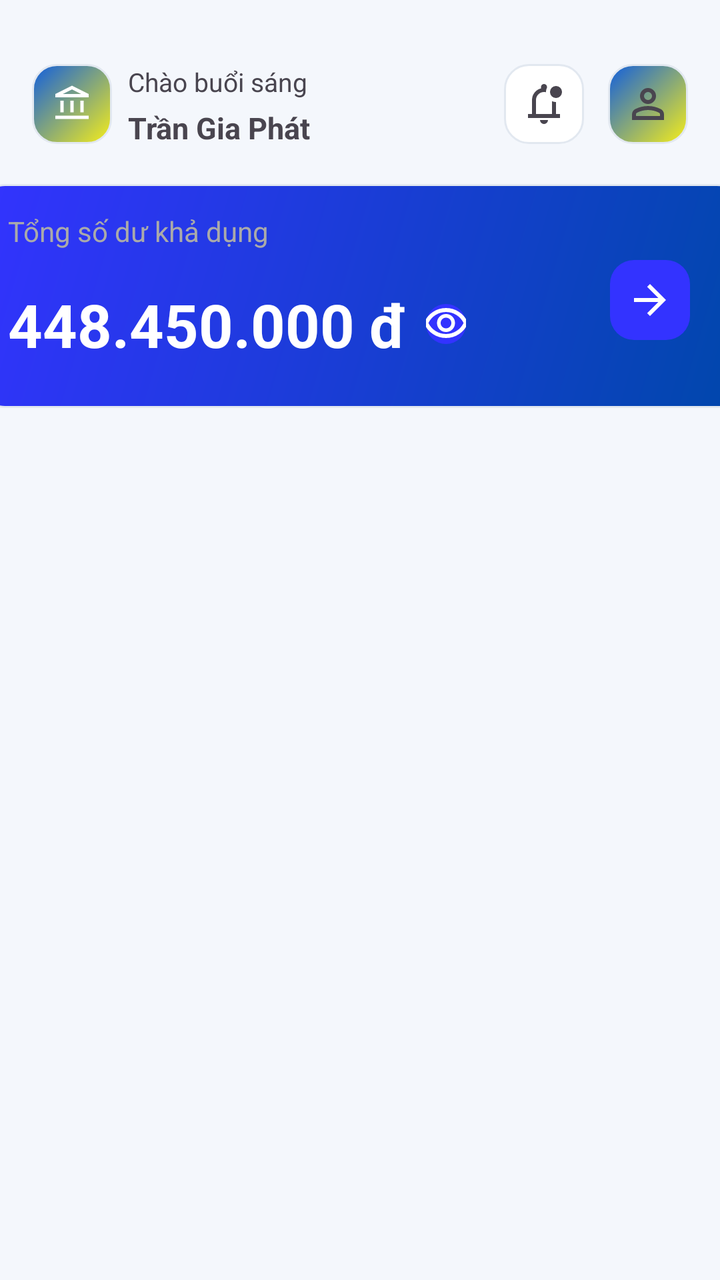
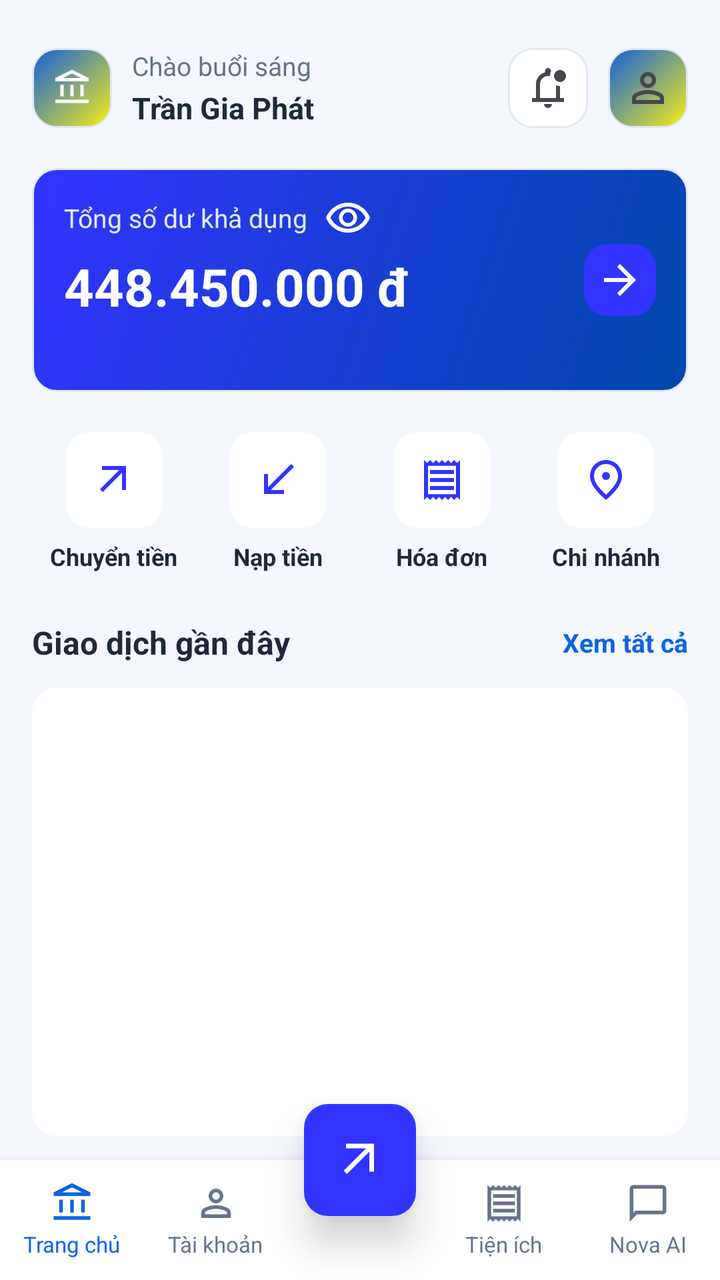

An Android layout rendered at two revisions. The XML below is the earlier revision; the diff shows what the commit changed to produce the second picture.
<!-- AndroidManifest.xml: application theme Theme.Industrial_and_Commercial_Bank_of_TDTU -->
<!-- res/layout/activity_home.xml -->
<?xml version="1.0" encoding="utf-8"?>
<androidx.constraintlayout.widget.ConstraintLayout xmlns:android="http://schemas.android.com/apk/res/android"
    xmlns:app="http://schemas.android.com/apk/res-auto"
    xmlns:tools="http://schemas.android.com/tools"
    android:id="@+id/main"
    android:layout_width="match_parent"
    android:layout_height="match_parent"
    tools:context=".HomeActivity"
    android:background="#F4F7FC">

    <ImageView
        android:id="@+id/imageView"
        android:layout_width="40dp"
        android:layout_height="40dp"
        android:layout_marginStart="16dp"
        android:layout_marginTop="32dp"
        android:background="@drawable/bg_logo_rounded"
        android:padding="10dp"
        app:layout_constraintStart_toStartOf="parent"
        app:layout_constraintTop_toTopOf="parent"
        app:srcCompat="@drawable/account_balance_24px" />

    <TextView
        android:id="@+id/textView8"
        android:layout_width="wrap_content"
        android:layout_height="wrap_content"
        android:layout_marginStart="8dp"
        android:layout_marginTop="32dp"
        android:text="Chào buổi sáng"
        android:textSize="13sp"
        app:layout_constraintStart_toEndOf="@+id/imageView"
        app:layout_constraintTop_toTopOf="parent" />

    <TextView
        android:id="@+id/txtName"
        android:layout_width="wrap_content"
        android:layout_height="wrap_content"
        android:layout_marginStart="8dp"
        android:layout_marginTop="4dp"
        android:text="Trần Gia Phát"
        android:textSize="15sp"
        android:textStyle="bold"
        app:layout_constraintStart_toEndOf="@+id/imageView"
        app:layout_constraintTop_toBottomOf="@+id/textView8" />

    <ImageButton
        android:id="@+id/imgProfile"
        android:layout_width="40dp"
        android:layout_height="40dp"
        android:layout_marginTop="32dp"
        android:layout_marginEnd="16dp"
        android:background="@drawable/bg_logo_rounded"
        android:padding="10dp"
        app:layout_constraintEnd_toEndOf="parent"
        app:layout_constraintTop_toTopOf="parent"
        app:srcCompat="@drawable/person_24px" />

    <ImageButton
        android:id="@+id/imgNoti"
        android:layout_width="40dp"
        android:layout_height="40dp"
        android:layout_marginTop="32dp"
        android:layout_marginEnd="12dp"
        android:background="@drawable/bg_input_rounded"
        android:padding="10dp"
        app:layout_constraintEnd_toStartOf="@+id/imgProfile"
        app:layout_constraintTop_toTopOf="parent"
        app:srcCompat="@drawable/notifications_unread_24px" />

    <androidx.constraintlayout.widget.ConstraintLayout
        android:id="@+id/constraintLayout"
        android:layout_width="381dp"
        android:layout_height="112dp"
        android:layout_marginStart="8dp"
        android:layout_marginTop="20dp"
        android:layout_marginEnd="8dp"
        android:background="@drawable/bg_balance"
        android:padding="10dp"
        app:layout_constraintEnd_toEndOf="parent"
        app:layout_constraintStart_toStartOf="parent"
        app:layout_constraintTop_toBottomOf="@+id/imageView">

        <TextView
            android:id="@+id/txtTitleBalance"
            android:layout_width="wrap_content"
            android:layout_height="wrap_content"
            android:layout_marginStart="4dp"
            android:layout_marginTop="4dp"
            android:text="Tổng số dư khả dụng"
            android:textColor="@android:color/darker_gray"
            app:layout_constraintStart_toStartOf="parent"
            app:layout_constraintTop_toTopOf="parent" />


        <TextView
            android:layout_width="wrap_content"
            android:layout_height="wrap_content"
            android:layout_marginStart="4dp"
            android:layout_marginTop="36dp"
            android:text="448.450.000 đ"
            android:textColor="@color/white"
            android:textSize="30sp"
            android:textStyle="bold"
            app:layout_constraintStart_toStartOf="parent"
            app:layout_constraintTop_toTopOf="@id/txtTitleBalance" />

        <ImageButton
            android:id="@+id/imgSee"
            android:layout_width="20dp"
            android:layout_height="20dp"
            android:layout_marginTop="50dp"
            android:layout_marginEnd="128dp"
            android:background="@drawable/bg_btn"
            android:padding="10dp"
            app:layout_constraintEnd_toEndOf="parent"
            app:layout_constraintTop_toTopOf="parent"
            app:srcCompat="@drawable/visibility_24px" />

        <ImageButton
            android:id="@+id/imgNext"
            android:layout_width="40dp"
            android:layout_height="40dp"
            android:layout_marginTop="28dp"
            android:layout_marginEnd="16dp"
            android:background="@drawable/bg_btn"
            android:padding="10dp"
            app:layout_constraintEnd_toEndOf="parent"
            app:layout_constraintTop_toTopOf="parent"
            app:srcCompat="@drawable/arrow_forward_24px" />

    </androidx.constraintlayout.widget.ConstraintLayout>


    <androidx.constraintlayout.widget.ConstraintLayout
        android:id="@+id/constraintLayout2"
        android:layout_width="381dp"
        android:layout_height="52dp"
        android:layout_marginStart="8dp"
        android:layout_marginTop="24dp"
        android:layout_marginEnd="8dp"
        android:background="#F4F7FC"
        android:padding="10dp"
        app:layout_constraintEnd_toEndOf="parent"
        app:layout_constraintHorizontal_bias="0.428"
        app:layout_constraintStart_toStartOf="parent"
        app:layout_constraintTop_toBottomOf="@+id/constraintLayout">


    </androidx.constraintlayout.widget.ConstraintLayout>




    <androidx.constraintlayout.widget.ConstraintLayout
        android:layout_width="match_parent"
        android:layout_height="54dp"
        android:layout_marginTop="579dp"
        android:background="@color/white"
        android:padding="10dp"
        app:layout_constraintEnd_toEndOf="parent"
        app:layout_constraintStart_toStartOf="parent"
        app:layout_constraintTop_toBottomOf="@+id/constraintLayout2">


        <ImageButton
            android:id="@+id/imageButton"
            android:layout_width="26dp"
            android:layout_height="29dp"
            android:layout_marginStart="16dp"
            android:layout_marginTop="4dp"
            app:layout_constraintStart_toStartOf="parent"
            app:layout_constraintTop_toTopOf="parent"
            app:srcCompact="@drawable/" />

        <ImageButton
            android:id="@+id/imageButton2"
            android:layout_width="wrap_content"
            android:layout_height="wrap_content"
            android:layout_marginStart="100dp"
            android:layout_marginTop="8dp"
            app:layout_constraintStart_toStartOf="parent"
            app:layout_constraintTop_toTopOf="parent" />

        <ImageButton
            android:layout_width="wrap_content"
            android:layout_height="wrap_content"
            android:layout_marginStart="196dp"
            android:layout_marginTop="4dp"
            app:layout_constraintStart_toEndOf="@+id/imageButton2"
            app:layout_constraintTop_toTopOf="parent" />

        <ImageButton
            android:layout_width="wrap_content"
            android:layout_height="wrap_content"
            android:layout_marginStart="156dp"
            android:layout_marginTop="8dp"
            app:layout_constraintStart_toEndOf="@+id/imageButton"
            app:layout_constraintTop_toTopOf="parent" />


    </androidx.constraintlayout.widget.ConstraintLayout>


</androidx.constraintlayout.widget.ConstraintLayout>
<!-- resources referenced by this layout -->
<resources>
  <color name="white">#FFFFFFFF</color>
  <!-- drawable bg_btn (drawable) -->
  <?xml version="1.0" encoding="utf-8"?>
  <shape xmlns:android="http://schemas.android.com/apk/res/android"
      android:shape="rectangle">
      
      <solid android:color="#3333FF" />
  
      
      <corners android:radius="12dp" />
  
  </shape>
  <!-- drawable bg_input_rounded (drawable) -->
  <?xml version="1.0" encoding="utf-8"?>
  <shape xmlns:android="http://schemas.android.com/apk/res/android"
      android:shape="rectangle">
      
      <solid android:color="#FFFFFF" />
  
      
      <corners android:radius="12dp" />
  
      
      <stroke
          android:width="1dp"
          android:color="#E2E8F0" />
  </shape>
  <style name="Theme.Industrial_and_Commercial_Bank_of_TDTU" parent="Base.Theme.Industrial_and_Commercial_Bank_of_TDTU" />
  <style name="Base.Theme.Industrial_and_Commercial_Bank_of_TDTU" parent="Theme.Material3.DayNight.NoActionBar">
          
          
      </style>
  <!-- unchanged entries left out for length: 7 -->
</resources>

<!-- the commit's change to res/layout/activity_home.xml (unified diff, before → after) -->
@@ -5,15 +5,16 @@
     android:id="@+id/main"
     android:layout_width="match_parent"
     android:layout_height="match_parent"
-    tools:context=".HomeActivity"
-    android:background="#F4F7FC">
-
+    android:background="#F4F7FC"
+    tools:context=".HomeActivity">
+
+    
     <ImageView
         android:id="@+id/imageView"
         android:layout_width="40dp"
         android:layout_height="40dp"
         android:layout_marginStart="16dp"
-        android:layout_marginTop="32dp"
+        android:layout_marginTop="24dp"
         android:background="@drawable/bg_logo_rounded"
         android:padding="10dp"
         app:layout_constraintStart_toStartOf="parent"
@@ -24,20 +25,21 @@
         android:id="@+id/textView8"
         android:layout_width="wrap_content"
         android:layout_height="wrap_content"
-        android:layout_marginStart="8dp"
-        android:layout_marginTop="32dp"
+        android:layout_marginStart="10dp"
         android:text="Chào buổi sáng"
+        android:textColor="#64748B"
         android:textSize="13sp"
         app:layout_constraintStart_toEndOf="@+id/imageView"
-        app:layout_constraintTop_toTopOf="parent" />
+        app:layout_constraintTop_toTopOf="@+id/imageView" />
 
     <TextView
         android:id="@+id/txtName"
         android:layout_width="wrap_content"
         android:layout_height="wrap_content"
-        android:layout_marginStart="8dp"
-        android:layout_marginTop="4dp"
+        android:layout_marginStart="10dp"
+        android:layout_marginTop="2dp"
         android:text="Trần Gia Phát"
+        android:textColor="#1E293B"
         android:textSize="15sp"
         android:textStyle="bold"
         app:layout_constraintStart_toEndOf="@+id/imageView"
@@ -47,35 +49,36 @@
         android:id="@+id/imgProfile"
         android:layout_width="40dp"
         android:layout_height="40dp"
-        android:layout_marginTop="32dp"
         android:layout_marginEnd="16dp"
         android:background="@drawable/bg_logo_rounded"
         android:padding="10dp"
-        app:layout_constraintEnd_toEndOf="parent"
-        app:layout_constraintTop_toTopOf="parent"
+        app:layout_constraintBottom_toBottomOf="@+id/imageView"
+        app:layout_constraintEnd_toEndOf="parent"
+        app:layout_constraintTop_toTopOf="@+id/imageView"
         app:srcCompat="@drawable/person_24px" />
 
     <ImageButton
         android:id="@+id/imgNoti"
         android:layout_width="40dp"
         android:layout_height="40dp"
-        android:layout_marginTop="32dp"
-        android:layout_marginEnd="12dp"
+        android:layout_marginEnd="10dp"
         android:background="@drawable/bg_input_rounded"
         android:padding="10dp"
+        app:layout_constraintBottom_toBottomOf="@+id/imgProfile"
         app:layout_constraintEnd_toStartOf="@+id/imgProfile"
-        app:layout_constraintTop_toTopOf="parent"
+        app:layout_constraintTop_toTopOf="@+id/imgProfile"
         app:srcCompat="@drawable/notifications_unread_24px" />
 
+    
     <androidx.constraintlayout.widget.ConstraintLayout
-        android:id="@+id/constraintLayout"
-        android:layout_width="381dp"
+        android:id="@+id/cardBalance"
+        android:layout_width="0dp"
         android:layout_height="112dp"
-        android:layout_marginStart="8dp"
+        android:layout_marginStart="16dp"
         android:layout_marginTop="20dp"
-        android:layout_marginEnd="8dp"
+        android:layout_marginEnd="16dp"
         android:background="@drawable/bg_balance"
-        android:padding="10dp"
+        android:padding="16dp"
         app:layout_constraintEnd_toEndOf="parent"
         app:layout_constraintStart_toStartOf="parent"
         app:layout_constraintTop_toBottomOf="@+id/imageView">
@@ -84,121 +87,338 @@
             android:id="@+id/txtTitleBalance"
             android:layout_width="wrap_content"
             android:layout_height="wrap_content"
-            android:layout_marginStart="4dp"
-            android:layout_marginTop="4dp"
             android:text="Tổng số dư khả dụng"
-            android:textColor="@android:color/darker_gray"
+            android:textColor="#E2E8F0"
+            android:textSize="13sp"
             app:layout_constraintStart_toStartOf="parent"
             app:layout_constraintTop_toTopOf="parent" />
 
-
         <TextView
+            android:id="@+id/txtBalance"
             android:layout_width="wrap_content"
             android:layout_height="wrap_content"
-            android:layout_marginStart="4dp"
-            android:layout_marginTop="36dp"
+            android:layout_marginTop="8dp"
             android:text="448.450.000 đ"
             android:textColor="@color/white"
-            android:textSize="30sp"
+            android:textSize="26sp"
             android:textStyle="bold"
             app:layout_constraintStart_toStartOf="parent"
-            app:layout_constraintTop_toTopOf="@id/txtTitleBalance" />
+            app:layout_constraintTop_toBottomOf="@+id/txtTitleBalance" />
 
         <ImageButton
             android:id="@+id/imgSee"
-            android:layout_width="20dp"
-            android:layout_height="20dp"
-            android:layout_marginTop="50dp"
-            android:layout_marginEnd="128dp"
-            android:background="@drawable/bg_btn"
-            android:padding="10dp"
-            app:layout_constraintEnd_toEndOf="parent"
-            app:layout_constraintTop_toTopOf="parent"
-            app:srcCompat="@drawable/visibility_24px" />
+            android:layout_width="24dp"
+            android:layout_height="24dp"
+            android:layout_marginStart="8dp"
+            android:background="?attr/selectableItemBackgroundBorderless"
+            app:layout_constraintBottom_toBottomOf="@+id/txtTitleBalance"
+            app:layout_constraintStart_toEndOf="@+id/txtTitleBalance"
+            app:layout_constraintTop_toTopOf="@+id/txtTitleBalance"
+            app:srcCompat="@drawable/visibility_24px"
+            app:tint="#FFFFFF" />
 
         <ImageButton
             android:id="@+id/imgNext"
-            android:layout_width="40dp"
-            android:layout_height="40dp"
-            android:layout_marginTop="28dp"
-            android:layout_marginEnd="16dp"
+            android:layout_width="36dp"
+            android:layout_height="36dp"
             android:background="@drawable/bg_btn"
-            android:padding="10dp"
+            android:padding="8dp"
+            app:layout_constraintBottom_toBottomOf="parent"
             app:layout_constraintEnd_toEndOf="parent"
             app:layout_constraintTop_toTopOf="parent"
             app:srcCompat="@drawable/arrow_forward_24px" />
 
     </androidx.constraintlayout.widget.ConstraintLayout>
 
-
-    <androidx.constraintlayout.widget.ConstraintLayout
-        android:id="@+id/constraintLayout2"
-        android:layout_width="381dp"
-        android:layout_height="52dp"
-        android:layout_marginStart="8dp"
+    
+    <LinearLayout
+        android:id="@+id/layoutActions"
+        android:layout_width="match_parent"
+        android:layout_height="wrap_content"
+        android:layout_marginStart="16dp"
+        android:layout_marginTop="20dp"
+        android:layout_marginEnd="16dp"
+        android:orientation="horizontal"
+        android:weightSum="4"
+        app:layout_constraintEnd_toEndOf="parent"
+        app:layout_constraintStart_toStartOf="parent"
+        app:layout_constraintTop_toBottomOf="@+id/cardBalance">
+
+        <LinearLayout
+            android:layout_width="0dp"
+            android:layout_height="wrap_content"
+            android:layout_weight="1"
+            android:gravity="center"
+            android:orientation="vertical">
+
+            <ImageButton
+                android:id="@+id/btnTranferOut"
+                android:layout_width="48dp"
+                android:layout_height="48dp"
+                android:background="@drawable/bg_btn1"
+                android:padding="12dp"
+                app:srcCompat="@drawable/arrow_outward" />
+
+            <TextView
+                android:layout_width="wrap_content"
+                android:layout_height="wrap_content"
+                android:layout_marginTop="6dp"
+                android:text="Chuyển tiền"
+                android:textColor="#1E293B"
+                android:textSize="12sp"
+                android:textStyle="bold" />
+        </LinearLayout>
+
+        <LinearLayout
+            android:layout_width="0dp"
+            android:layout_height="wrap_content"
+            android:layout_weight="1"
+            android:gravity="center"
+            android:orientation="vertical">
+
+            <ImageButton
+                android:id="@+id/btnTranferIn"
+                android:layout_width="48dp"
+                android:layout_height="48dp"
+                android:background="@drawable/bg_btn1"
+                android:padding="12dp"
+                app:srcCompat="@drawable/call_received" />
+
+            <TextView
+                android:layout_width="wrap_content"
+                android:layout_height="wrap_content"
+                android:layout_marginTop="6dp"
+                android:text="Nạp tiền"
+                android:textColor="#1E293B"
+                android:textSize="12sp"
+                android:textStyle="bold" />
+        </LinearLayout>
+
+        <LinearLayout
+            android:layout_width="0dp"
+            android:layout_height="wrap_content"
+            android:layout_weight="1"
+            android:gravity="center"
+            android:orientation="vertical">
+
+            <ImageButton
+                android:id="@+id/btnBill"
+                android:layout_width="48dp"
+                android:layout_height="48dp"
+                android:background="@drawable/bg_btn1"
+                android:padding="12dp"
+                app:srcCompat="@drawable/receipt" />
+
+            <TextView
+                android:layout_width="wrap_content"
+                android:layout_height="wrap_content"
+                android:layout_marginTop="6dp"
+                android:text="Hóa đơn"
+                android:textColor="#1E293B"
+                android:textSize="12sp"
+                android:textStyle="bold" />
+        </LinearLayout>
+
+        <LinearLayout
+            android:layout_width="0dp"
+            android:layout_height="wrap_content"
+            android:layout_weight="1"
+            android:gravity="center"
+            android:orientation="vertical">
+
+            <ImageButton
+                android:id="@+id/btnLocation"
+                android:layout_width="48dp"
+                android:layout_height="48dp"
+                android:background="@drawable/bg_btn1"
+                android:padding="12dp"
+                app:srcCompat="@drawable/location_on" />
+
+            <TextView
+                android:layout_width="wrap_content"
+                android:layout_height="wrap_content"
+                android:layout_marginTop="6dp"
+                android:text="Chi nhánh"
+                android:textColor="#1E293B"
+                android:textSize="12sp"
+                android:textStyle="bold" />
+        </LinearLayout>
+    </LinearLayout>
+
+    
+    <TextView
+        android:id="@+id/textView14"
+        android:layout_width="wrap_content"
+        android:layout_height="wrap_content"
+        android:layout_marginStart="16dp"
         android:layout_marginTop="24dp"
-        android:layout_marginEnd="8dp"
-        android:background="#F4F7FC"
-        android:padding="10dp"
-        app:layout_constraintEnd_toEndOf="parent"
-        app:layout_constraintHorizontal_bias="0.428"
-        app:layout_constraintStart_toStartOf="parent"
-        app:layout_constraintTop_toBottomOf="@+id/constraintLayout">
-
-
-    </androidx.constraintlayout.widget.ConstraintLayout>
-
-
-
-
-    <androidx.constraintlayout.widget.ConstraintLayout
+        android:text="Giao dịch gần đây"
+        android:textColor="#1E293B"
+        android:textSize="16sp"
+        android:textStyle="bold"
+        app:layout_constraintStart_toStartOf="parent"
+        app:layout_constraintTop_toBottomOf="@+id/layoutActions" />
+
+    <TextView
+        android:id="@+id/textView15"
+        android:layout_width="wrap_content"
+        android:layout_height="wrap_content"
+        android:layout_marginEnd="16dp"
+        android:text="Xem tất cả"
+        android:textColor="#0B63E5"
+        android:textSize="13sp"
+        android:textStyle="bold"
+        app:layout_constraintBottom_toBottomOf="@+id/textView14"
+        app:layout_constraintEnd_toEndOf="parent"
+        app:layout_constraintTop_toTopOf="@+id/textView14" />
+
+    
+    <ListView
+        android:id="@+id/lv"
+        android:layout_width="0dp"
+        android:layout_height="0dp"
+        android:layout_marginStart="16dp"
+        android:layout_marginTop="12dp"
+        android:layout_marginEnd="16dp"
+        android:layout_marginBottom="12dp"
+        android:background="@drawable/bg_btn1"
+        android:divider="@null"
+        app:layout_constraintBottom_toTopOf="@+id/bottomNav"
+        app:layout_constraintEnd_toEndOf="parent"
+        app:layout_constraintStart_toStartOf="parent"
+        app:layout_constraintTop_toBottomOf="@+id/textView14" />
+
+    
+    <LinearLayout
+        android:id="@+id/bottomNav"
         android:layout_width="match_parent"
-        android:layout_height="54dp"
-        android:layout_marginTop="579dp"
-        android:background="@color/white"
-        android:padding="10dp"
-        app:layout_constraintEnd_toEndOf="parent"
-        app:layout_constraintStart_toStartOf="parent"
-        app:layout_constraintTop_toBottomOf="@+id/constraintLayout2">
-
-
-        <ImageButton
-            android:id="@+id/imageButton"
-            android:layout_width="26dp"
-            android:layout_height="29dp"
-            android:layout_marginStart="16dp"
-            android:layout_marginTop="4dp"
-            app:layout_constraintStart_toStartOf="parent"
-            app:layout_constraintTop_toTopOf="parent"
-            app:srcCompact="@drawable/" />
-
-        <ImageButton
-            android:id="@+id/imageButton2"
-            android:layout_width="wrap_content"
-            android:layout_height="wrap_content"
-            android:layout_marginStart="100dp"
-            android:layout_marginTop="8dp"
-            app:layout_constraintStart_toStartOf="parent"
-            app:layout_constraintTop_toTopOf="parent" />
-
-        <ImageButton
-            android:layout_width="wrap_content"
-            android:layout_height="wrap_content"
-            android:layout_marginStart="196dp"
-            android:layout_marginTop="4dp"
-            app:layout_constraintStart_toEndOf="@+id/imageButton2"
-            app:layout_constraintTop_toTopOf="parent" />
-
-        <ImageButton
-            android:layout_width="wrap_content"
-            android:layout_height="wrap_content"
-            android:layout_marginStart="156dp"
-            android:layout_marginTop="8dp"
-            app:layout_constraintStart_toEndOf="@+id/imageButton"
-            app:layout_constraintTop_toTopOf="parent" />
-
-
-    </androidx.constraintlayout.widget.ConstraintLayout>
-
+        android:layout_height="60dp"
+        android:background="#FFFFFF"
+        android:elevation="8dp"
+        android:orientation="horizontal"
+        android:weightSum="5"
+        app:layout_constraintBottom_toBottomOf="parent"
+        app:layout_constraintEnd_toEndOf="parent"
+        app:layout_constraintStart_toStartOf="parent">
+
+        
+        <LinearLayout
+            android:id="@+id/navHome"
+            android:layout_width="0dp"
+            android:layout_height="match_parent"
+            android:layout_weight="1"
+            android:gravity="center"
+            android:orientation="vertical">
+
+            <ImageView
+                android:layout_width="22dp"
+                android:layout_height="22dp"
+                android:src="@drawable/account_balance_24px"
+                app:tint="#0B63E5" />
+
+            <TextView
+                android:layout_width="wrap_content"
+                android:layout_height="wrap_content"
+                android:layout_marginTop="2dp"
+                android:text="Trang chủ"
+                android:textColor="#0B63E5"
+                android:textSize="11sp" />
+        </LinearLayout>
+
+        
+        <LinearLayout
+            android:id="@+id/navAccount"
+            android:layout_width="0dp"
+            android:layout_height="match_parent"
+            android:layout_weight="1"
+            android:gravity="center"
+            android:orientation="vertical">
+
+            <ImageView
+                android:layout_width="22dp"
+                android:layout_height="22dp"
+                android:src="@drawable/person_24px"
+                app:tint="#64748B" />
+
+            <TextView
+                android:layout_width="wrap_content"
+                android:layout_height="wrap_content"
+                android:layout_marginTop="2dp"
+                android:text="Tài khoản"
+                android:textColor="#64748B"
+                android:textSize="11sp" />
+        </LinearLayout>
+
+        
+        <View
+            android:layout_width="0dp"
+            android:layout_height="match_parent"
+            android:layout_weight="1" />
+
+        
+        <LinearLayout
+            android:id="@+id/navUtilities"
+            android:layout_width="0dp"
+            android:layout_height="match_parent"
+            android:layout_weight="1"
+            android:gravity="center"
+            android:orientation="vertical">
+
+            <ImageView
+                android:layout_width="22dp"
+                android:layout_height="22dp"
+                android:src="@drawable/receipt"
+                app:tint="#64748B" />
+
+            <TextView
+                android:layout_width="wrap_content"
+                android:layout_height="wrap_content"
+                android:layout_marginTop="2dp"
+                android:text="Tiện ích"
+                android:textColor="#64748B"
+                android:textSize="11sp" />
+        </LinearLayout>
+
+        
+        <LinearLayout
+            android:id="@+id/navAI"
+            android:layout_width="0dp"
+            android:layout_height="match_parent"
+            android:layout_weight="1"
+            android:gravity="center"
+            android:orientation="vertical">
+
+            <ImageView
+                android:layout_width="22dp"
+                android:layout_height="22dp"
+                android:src="@drawable/chat_bubble_24px"
+                app:tint="#64748B" />
+
+            <TextView
+                android:layout_width="wrap_content"
+                android:layout_height="wrap_content"
+                android:layout_marginTop="2dp"
+                android:text="Nova AI"
+                android:textColor="#64748B"
+                android:textSize="11sp" />
+        </LinearLayout>
+
+    </LinearLayout>
+
+    
+    <ImageButton
+        android:id="@+id/btnCenter"
+        android:layout_width="56dp"
+        android:layout_height="56dp"
+        android:background="@drawable/bg_btn"
+        android:elevation="12dp"
+        android:padding="14dp"
+        android:scaleType="fitCenter"
+        android:src="@drawable/arrow_outward"
+        app:layout_constraintBottom_toTopOf="@+id/bottomNav"
+        app:layout_constraintEnd_toEndOf="parent"
+        app:layout_constraintStart_toStartOf="parent"
+        app:layout_constraintTop_toTopOf="@+id/bottomNav"
+        app:tint="#FFFFFF" />
 
 </androidx.constraintlayout.widget.ConstraintLayout>
<!-- resource entries referenced after the edit -->
@@ -1,12 +1,32 @@
 <!-- resources referenced by this layout -->
 <resources>
   <color name="white">#FFFFFFFF</color>
+  <!-- drawable arrow_outward (drawable) -->
+  <vector xmlns:android="http://schemas.android.com/apk/res/android"
+      android:width="24dp"
+      android:height="24dp"
+      android:viewportWidth="24"
+      android:viewportHeight="24">
+      <path android:fillColor="#3333FF"
+          android:pathData="M6.4,18L5,16.6L14.6,7H6V5H18V17H16V8.4L6.4,18Z"/>
+  </vector>
   <!-- drawable bg_btn (drawable) -->
   <?xml version="1.0" encoding="utf-8"?>
   <shape xmlns:android="http://schemas.android.com/apk/res/android"
       android:shape="rectangle">
       
       <solid android:color="#3333FF" />
+  
+      
+      <corners android:radius="12dp" />
+  
+  </shape>
+  <!-- drawable bg_btn1 (drawable) -->
+  <?xml version="1.0" encoding="utf-8"?>
+  <shape xmlns:android="http://schemas.android.com/apk/res/android"
+      android:shape="rectangle">
+      
+      <solid android:color="@color/white" />
   
       
       <corners android:radius="12dp" />
@@ -27,6 +47,44 @@
           android:width="1dp"
           android:color="#E2E8F0" />
   </shape>
+  <!-- drawable call_received (drawable) -->
+  <vector xmlns:android="http://schemas.android.com/apk/res/android"
+      android:width="24dp"
+      android:height="24dp"
+      android:viewportWidth="24"
+      android:viewportHeight="24">
+      <path android:fillColor="#3333FF"
+          android:pathData="M5,19V9H7v6.6L18.6,4L20,5.4L8.4,17H15v2H5Z"/>
+  </vector>
+  <!-- drawable chat_bubble_24px (drawable) -->
+  <vector xmlns:android="http://schemas.android.com/apk/res/android"
+      android:width="24dp"
+      android:height="24dp"
+      android:viewportWidth="960"
+      android:viewportHeight="960"
+      android:tint="?attr/colorControlNormal">
+    <path
+        android:fillColor="@android:color/white"
+        android:pathData="M80,880L80,160Q80,127 103.5,103.5Q127,80 160,80L800,80Q833,80 856.5,103.5Q880,127 880,160L880,640Q880,673 856.5,696.5Q833,720 800,720L240,720L80,880ZM206,640L800,640Q800,640 800,640Q800,640 800,640L800,160Q800,160 800,160Q800,160 800,160L160,160Q160,160 160,160Q160,160 160,160L160,685L206,640ZM160,640L160,640L160,160Q160,160 160,160Q160,160 160,160L160,160Q160,160 160,160Q160,160 160,160L160,640Q160,640 160,640Q160,640 160,640Z"/>
+  </vector>
+  <!-- drawable location_on (drawable) -->
+  <vector xmlns:android="http://schemas.android.com/apk/res/android"
+      android:width="24dp"
+      android:height="24dp"
+      android:viewportWidth="24"
+      android:viewportHeight="24">
+      <path android:fillColor="#3333FF"
+          android:pathData="M13.41,11.41Q14,10.83 14,10q0-0.83-0.59-1.41T12,8T10.59,8.59T10,10t0.59,1.41T12,12t1.41-0.59ZM12,19.35q3.05-2.8 4.53-5.09Q18,11.98 18,10.2q0-2.73-1.74-4.46Q14.53,4 12,4T7.74,5.74Q6,7.47 6,10.2q0,1.78 1.48,4.06T12,19.35ZM12,22q-4.02-3.43-6.01-6.36T4,10.2Q4,6.45 6.41,4.22T12,2t5.59,2.22T20,10.2q0,2.5-1.99,5.44Q16.03,18.58 12,22Zm0-12Z"/>
+  </vector>
+  <!-- drawable receipt (drawable) -->
+  <vector xmlns:android="http://schemas.android.com/apk/res/android"
+      android:width="24dp"
+      android:height="24dp"
+      android:viewportWidth="24"
+      android:viewportHeight="24">
+      <path android:fillColor="#3333FF"
+          android:pathData="M3,22V2L4.5,3.5L6,2L7.5,3.5L9,2l1.5,1.5L12,2l1.5,1.5L15,2l1.5,1.5L18,2l1.5,1.5L21,2V22l-1.5-1.5L18,22l-1.5-1.5L15,22l-1.5-1.5L12,22l-1.5-1.5L9,22L7.5,20.5L6,22L4.5,20.5L3,22Zm3-5H18V15H6v2Zm0-4H18V11H6v2ZM6,9H18V7H6V9ZM5,19.1H19V4.9H5V19.1ZM5,4.9V19.1V4.9Z"/>
+  </vector>
   <style name="Theme.Industrial_and_Commercial_Bank_of_TDTU" parent="Base.Theme.Industrial_and_Commercial_Bank_of_TDTU" />
   <style name="Base.Theme.Industrial_and_Commercial_Bank_of_TDTU" parent="Theme.Material3.DayNight.NoActionBar">
           
